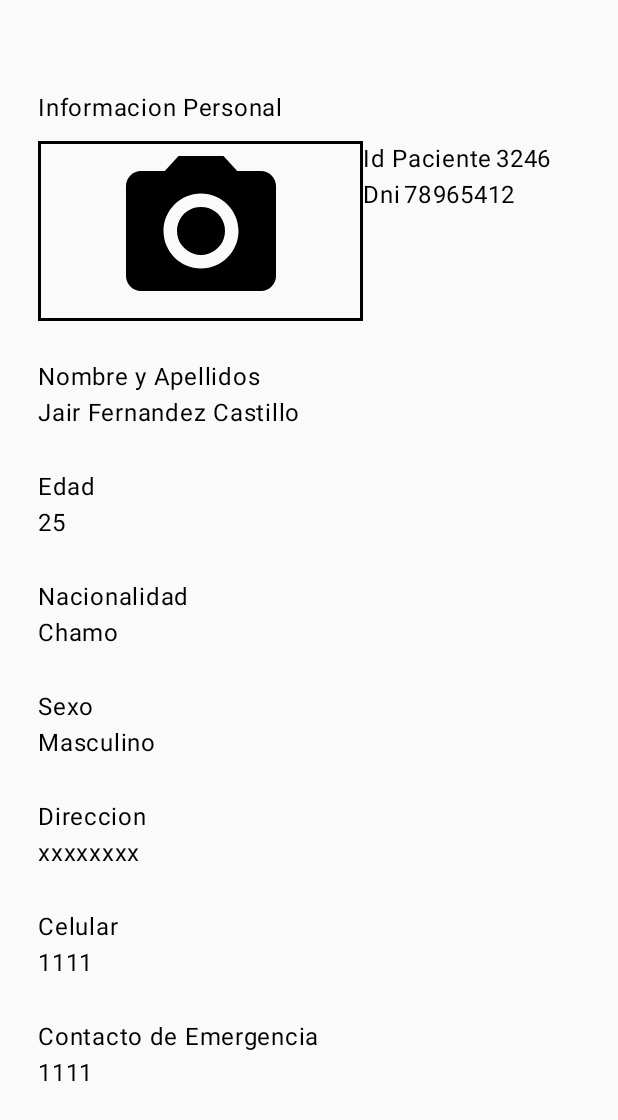
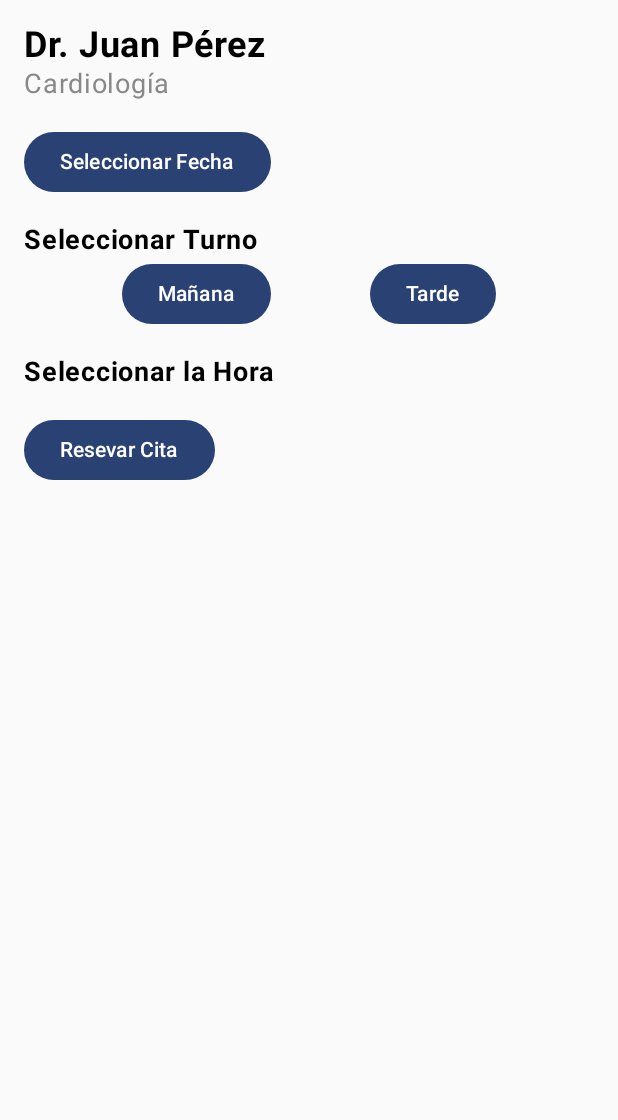
Before and after one commit to GeanUribe99/BioUp, an Android app built with Jetpack Compose: the screen it shows after launch (MainActivity), on a phone screen of 412 x 824 dp. Shown: the top 1120 px of the screen. Run offline under Robolectric (Android 15) with nearby library versions, the phone set to English and light mode, and no system bars.

Commit message:
ReservarCitasScreen
Se realiza la pantalla de reservacion de Citas

```diff
--- a/app/src/main/java/pe/edu/idat/bioup/MainActivity.kt
+++ b/app/src/main/java/pe/edu/idat/bioup/MainActivity.kt
@@ -11,6 +11,7 @@ import androidx.compose.material3.Text
 import androidx.compose.runtime.Composable
 import androidx.compose.ui.Modifier
 import androidx.compose.ui.tooling.preview.Preview
+import pe.edu.idat.bioup.auth.view.ReservarCitasScreen
 import pe.edu.idat.bioup.auth.view.loginScreen
 import pe.edu.idat.bioup.informationUser.mostrarInformation
 import pe.edu.idat.bioup.ui.theme.BioUpTheme
@@ -21,10 +22,11 @@ class MainActivity : ComponentActivity() {
         enableEdgeToEdge()
         setContent {
             BioUpTheme {
-                mostrarInformation()
+                //mostrarInformation()
                 //loginScreen()
                 //NavigationDrawer()
                 //HistorialMedico()
+                ReservarCitasScreen(context = this)
             }
         }
     }
--- /dev/null
+++ b/app/src/main/java/pe/edu/idat/bioup/auth/view/ReservarCitasScreen.kt
@@ -0,0 +1,133 @@
+package pe.edu.idat.bioup.auth.view
+
+import android.content.Context
+import android.icu.util.Calendar
+import android.widget.DatePicker
+import androidx.compose.foundation.layout.Arrangement
+import androidx.compose.foundation.layout.Column
+import androidx.compose.foundation.layout.Row
+import androidx.compose.foundation.layout.Spacer
+import androidx.compose.foundation.layout.fillMaxWidth
+import androidx.compose.foundation.layout.padding
+import androidx.compose.foundation.layout.size
+import androidx.compose.material3.Button
+import androidx.compose.material3.Icon
+import androidx.compose.material3.IconButton
+import androidx.compose.material3.Text
+import androidx.compose.runtime.Composable
+import androidx.compose.runtime.MutableState
+import androidx.compose.runtime.mutableStateOf
+import androidx.compose.runtime.remember
+import androidx.compose.ui.Alignment
+import androidx.compose.ui.Modifier
+import androidx.compose.ui.graphics.Color
+import androidx.compose.ui.res.painterResource
+import androidx.compose.ui.text.font.FontWeight
+import androidx.compose.ui.unit.dp
+import androidx.compose.ui.unit.sp
+import pe.edu.idat.bioup.R
+
+@Composable
+fun ReservarCitasScreen(context: Context) {
+    val doctorName = "Dr. Juan Pérez"
+    val especialidad = "Cardiología"
+    val fecha = remember {
+        mutableStateOf("")
+    }
+    val seleccionarTurno = remember {
+        mutableStateOf("")
+    }
+    val turnoMañana = listOf("9:00 AM", "10:00 AM", "11:00 AM")
+
+    val turnoTarde = listOf("14:00 PM", "15:00 PM", "16:00 PM")
+
+    val seleccionarHora = remember { mutableStateOf("") }
+
+    Column(
+        modifier = Modifier
+            .fillMaxWidth()
+            .padding(16.dp)
+    ) {
+        //Información del Doctor
+        Text(text = doctorName, fontWeight = FontWeight.Bold, fontSize = 24.sp)
+        Text(text = especialidad, fontSize = 18.sp, color = Color.Gray)
+
+        Spacer(modifier = Modifier.size(16.dp))
+
+        //Calendario
+        Button(onClick = { mostrarSelectorFecha(context, fecha ) }) {
+            Text(text = if (fecha.value.isNotEmpty()) fecha.value else "Seleccionar Fecha")
+        }
+
+        Spacer(modifier = Modifier.size(16.dp))
+
+        //Seleccion de Turno
+        Text(text = "Seleccionar Turno", fontWeight = FontWeight.Bold, fontSize = 18.sp)
+        Row(
+            modifier = Modifier.fillMaxWidth(),
+            horizontalArrangement = Arrangement.SpaceEvenly
+        ) {
+            Button(onClick = { seleccionarTurno.value = "Mañana" }) {
+                Text(text = "Mañana")
+            }
+            Button(onClick = { seleccionarTurno.value = "Tarde" }) {
+                Text(text = "Tarde")
+            }
+        }
+
+        Spacer(modifier = Modifier.size(16.dp))
+
+        //Seleccionar Tiempo
+        Text(text = "Seleccionar la Hora", fontWeight = FontWeight.Bold, fontSize = 18.sp)
+        if (seleccionarTurno.value == "Mañana") {
+            OpcionesTiempo(turnoMañana, seleccionarHora)
+        } else if (seleccionarTurno.value == "Tarde") {
+            OpcionesTiempo(turnoTarde, seleccionarHora)
+        }
+
+        Spacer(modifier = Modifier.size(16.dp))
+
+        //Boton de Reservar
+        Button(onClick = { /*TODO*/ }) {
+            Text(text = "Resevar Cita")
+        }
+    }
+}
+
+@Composable
+fun OpcionesTiempo(times: List<String>, seleccionarHora: MutableState<String>) {
+    Column {
+        times.forEach { time ->
+            Row(
+                modifier = Modifier
+                    .fillMaxWidth()
+                    .padding(8.dp),
+                horizontalArrangement = Arrangement.SpaceBetween,
+                verticalAlignment = Alignment.CenterVertically
+            ) {
+                Text(text = time)
+                IconButton(onClick = { seleccionarHora.value = time }) {
+                    Icon(
+                        painter = if (seleccionarHora.value == time)
+                            painterResource(R.drawable.ic_check) else painterResource(R.drawable.ic_uncheck),
+                        contentDescription = null
+                    )
+                }
+            }
+        }
+    }
+}
+
+fun mostrarSelectorFecha(context: Context, date: MutableState<String>) {
+    val calendar = Calendar.getInstance()
+    val seleccionarFecha = android.app.DatePickerDialog(
+        context,
+        { _: DatePicker, year: Int, month: Int, dayOfMonth: Int ->
+            date.value = "$dayOfMonth/${month + 1}/$year"
+        },
+        calendar.get(Calendar.YEAR),
+        calendar.get(Calendar.MONTH),
+        calendar.get(Calendar.DAY_OF_MONTH)
+    )
+    seleccionarFecha.show()
+}
--- a/gradle/libs.versions.toml
+++ b/gradle/libs.versions.toml
@@ -1,5 +1,5 @@
 [versions]
-agp = "8.5.0"
+agp = "8.4.0"
 kotlin = "1.9.0"
 coreKtx = "1.13.1"
 junit = "4.13.2"
```
Also changed, not shown: app/src/main/res/drawable/ic_check.png (added), app/src/main/res/drawable/ic_uncheck.png (added).
